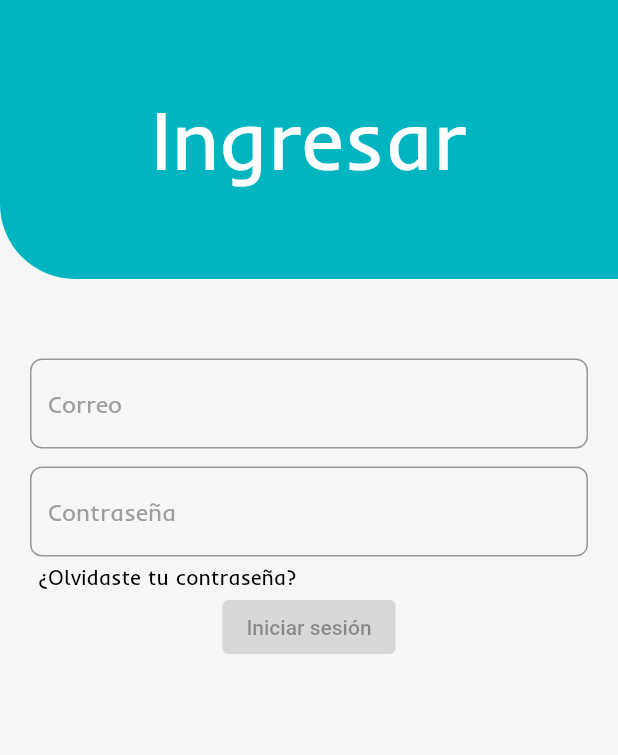
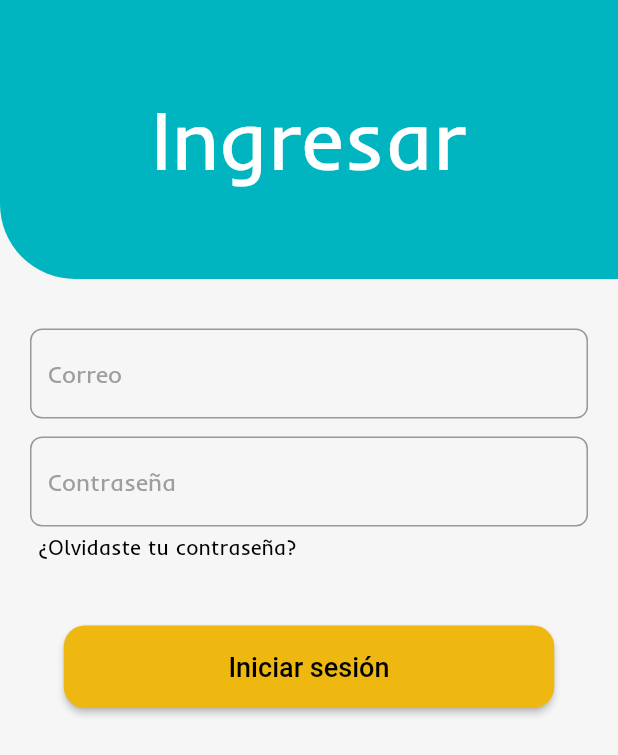
Before and after one commit to alienigena264/chazaUNApp, a Flutter app: the screen it shows after launch, on a phone screen of 412 x 824 dp. Shown: the top 755 px of the screen. Run offline on Flutter 3.47's test engine with Material 2 defaults, Android fonts, the phone set to English and light mode, and no system bars.

Commit message:
Boton Iniciar sesión

```diff
--- a/lib/view/login_vista.dart
+++ b/lib/view/login_vista.dart
@@ -1,6 +1,3 @@
-
-
-
 import 'package:flutter/material.dart';
 
 class LoginVista extends StatefulWidget {
@@ -15,7 +12,7 @@ class _LoginVistaState extends State<LoginVista> {
   Widget build(BuildContext context) {
     return Scaffold(
       body: Container(
-        color:const Color(0xffF6F6F6),
+        color: const Color(0xffF6F6F6),
         child: Column(
           children: [
             Stack(
@@ -25,22 +22,23 @@ class _LoginVistaState extends State<LoginVista> {
                   height: 186.0,
                   child: Container(
                     decoration: const BoxDecoration(
-                  color:  Color(0xff00B5C0), // Establece el color de fondo del contenedor con el texto
+                      color: Color(
+                          0xff00B5C0), // Establece el color de fondo del contenedor con el texto
                       borderRadius: BorderRadius.only(
                         bottomLeft: Radius.circular(50.0),
                       ),
                     ),
                     child: const Center(
-                  child:  FittedBox(
+                      child: FittedBox(
                         fit: BoxFit.scaleDown,
                         child: Text(
                           'Ingresar', // el texto que quieres mostrar
                           style: TextStyle(
-                        color: Colors.white, // Establece el color del texto
+                              color:
+                                  Colors.white, // Establece el color del texto
                               fontSize: 55.0, // Establece el tamaño del texto
                               fontFamily: "Inder",
-                        fontWeight: FontWeight.normal
-                      ),
+                              fontWeight: FontWeight.normal),
                         ),
                       ),
                     ),
@@ -66,14 +64,30 @@ class _LoginVistaState extends State<LoginVista> {
                   style: TextStyle(
                       color: Colors.black,
                       fontFamily: "Inder",
-              fontWeight: FontWeight.normal
-            ),
+                      fontWeight: FontWeight.normal),
                 ),
               ],
             ),
+            const SizedBox(
+              height: 43,
+            ),
             ElevatedButton(
+                style: ElevatedButton.styleFrom(
+                  backgroundColor: const Color(0xffEFB810),
+                  minimumSize:
+                      const Size(327, 55), // double.infinity is the width and 30 is the height
+                  shape: RoundedRectangleBorder(
+                    borderRadius: BorderRadius.circular(14.0),
+                  ),
+                ),
                 onPressed: verificar_(),
-          child: const Text("Iniciar sesión"))
+                child: const Text(
+                  "Iniciar sesión",
+                  style: TextStyle(
+                    color: Colors.black,
+                    fontSize: 18
+                  ),
+                ))
           ],
         ),
       ),
@@ -82,11 +96,11 @@ class _LoginVistaState extends State<LoginVista> {
 
   inputEmail_() {
     return Container(
-      margin: const EdgeInsets.only(top: 20.0),
+      margin: const EdgeInsets.only(top: 0.0),
       padding: const EdgeInsets.only(left: 20.0, right: 20.0),
       child: const TextField(
         keyboardType: TextInputType.emailAddress,
-        decoration:  InputDecoration(
+        decoration: InputDecoration(
           border: OutlineInputBorder(
             borderRadius: BorderRadius.all(Radius.circular(8.0)),
           ),
@@ -94,8 +108,7 @@ class _LoginVistaState extends State<LoginVista> {
           hintStyle: TextStyle(
               color: Colors.grey,
               fontFamily: "Inder",
-            fontWeight: FontWeight.normal
-          ),
+              fontWeight: FontWeight.normal),
         ),
       ),
     );
@@ -107,7 +120,7 @@ class _LoginVistaState extends State<LoginVista> {
       padding: const EdgeInsets.only(left: 20.0, right: 20.0),
       child: const TextField(
         obscureText: true,
-        decoration:  InputDecoration(
+        decoration: InputDecoration(
           border: OutlineInputBorder(
             borderRadius: BorderRadius.all(Radius.circular(8.0)),
           ),
@@ -115,12 +128,15 @@ class _LoginVistaState extends State<LoginVista> {
           hintStyle: TextStyle(
               color: Colors.grey,
               fontFamily: "Inder",
-            fontWeight: FontWeight.normal
-          ),
+              fontWeight: FontWeight.normal),
         ),
       ),
     );
   }
 
-  verificar_() {}
+  verificar_() {
+    return () {
+      print("Verificar");
+    };
   }
+}
```
Lines whose indentation alone changed are shown as unchanged.
